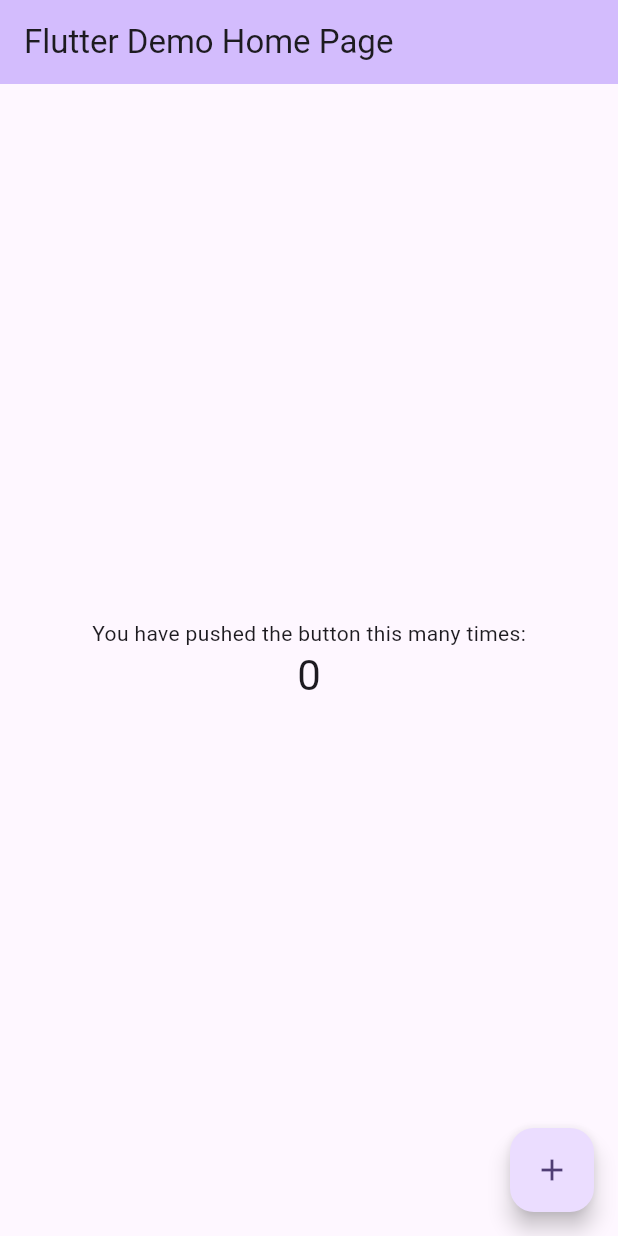
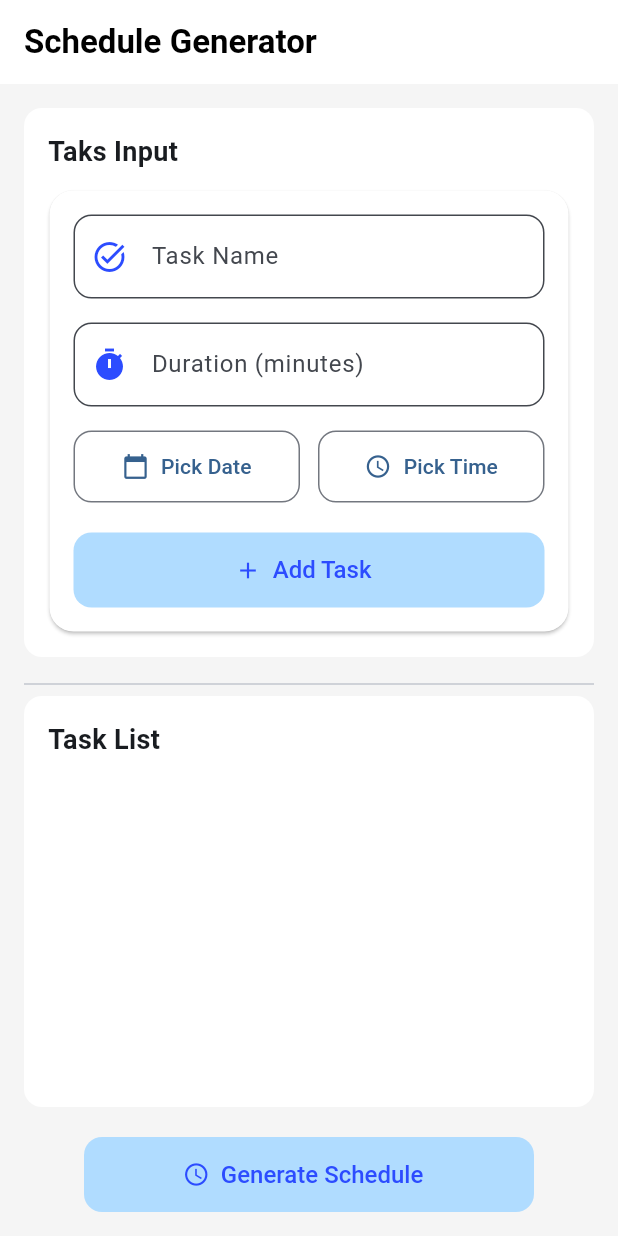
Before and after one commit to nayaaasss/Schedule-generator, a Flutter app: the screen it shows after launch, on a phone screen of 412 x 824 dp. Run offline on Flutter 3.47's test engine with Material 3 defaults, Android fonts, the phone set to English and light mode, and no system bars; our stand-ins replace flutter_dotenv, flutter_markdown.

Commit message:
make Logic for gemini and fixing UI Schedule generator

```diff
--- a/lib/main.dart
+++ b/lib/main.dart
@@ -1,122 +1,27 @@
 import 'package:flutter/material.dart';
+import 'package:flutter_dotenv/flutter_dotenv.dart';
+import 'package:intl/date_symbol_data_local.dart';
+import 'package:schedule_generator/ui/home_screen.dart';
 
-void main() {
-  runApp(const MyApp());
+Future <void> main() async {
+  await dotenv.load(fileName: ".env");
+  await initializeDateFormatting('id_ID', null);
+  runApp(ScheduleGeneratorApp());
 }
 
-class MyApp extends StatelessWidget {
-  const MyApp({super.key});
+class ScheduleGeneratorApp extends StatelessWidget {
+  const ScheduleGeneratorApp({super.key});
 
-  // This widget is the root of your application.
   @override
   Widget build(BuildContext context) {
     return MaterialApp(
-      title: 'Flutter Demo',
+      debugShowCheckedModeBanner: false,
+      title: 'Schedule Generator App',
       theme: ThemeData(
-        // This is the theme of your application.
-        //
-        // TRY THIS: Try running your application with "flutter run". You'll see
-        // the application has a purple toolbar. Then, without quitting the app,
-        // try changing the seedColor in the colorScheme below to Colors.green
-        // and then invoke "hot reload" (save your changes or press the "hot
-        // reload" button in a Flutter-supported IDE, or press "r" if you used
-        // the command line to start the app).
-        //
-        // Notice that the counter didn't reset back to zero; the application
-        // state is not lost during the reload. To reset the state, use hot
-        // restart instead.
-        //
-        // This works for code too, not just values: Most code changes can be
-        // tested with just a hot reload.
-        colorScheme: ColorScheme.fromSeed(seedColor: Colors.deepPurple),
+        colorScheme: ColorScheme.fromSeed(seedColor: Colors.blue),
+        useMaterial3: true,
       ),
-      home: const MyHomePage(title: 'Flutter Demo Home Page'),
+      home: HomeScreen()
     );
   }
 }
-
-class MyHomePage extends StatefulWidget {
-  const MyHomePage({super.key, required this.title});
-
-  // This widget is the home page of your application. It is stateful, meaning
-  // that it has a State object (defined below) that contains fields that affect
-  // how it looks.
-
-  // This class is the configuration for the state. It holds the values (in this
-  // case the title) provided by the parent (in this case the App widget) and
-  // used by the build method of the State. Fields in a Widget subclass are
-  // always marked "final".
-
-  final String title;
-
-  @override
-  State<MyHomePage> createState() => _MyHomePageState();
-}
-
-class _MyHomePageState extends State<MyHomePage> {
-  int _counter = 0;
-
-  void _incrementCounter() {
-    setState(() {
-      // This call to setState tells the Flutter framework that something has
-      // changed in this State, which causes it to rerun the build method below
-      // so that the display can reflect the updated values. If we changed
-      // _counter without calling setState(), then the build method would not be
-      // called again, and so nothing would appear to happen.
-      _counter++;
-    });
-  }
-
-  @override
-  Widget build(BuildContext context) {
-    // This method is rerun every time setState is called, for instance as done
-    // by the _incrementCounter method above.
-    //
-    // The Flutter framework has been optimized to make rerunning build methods
-    // fast, so that you can just rebuild anything that needs updating rather
-    // than having to individually change instances of widgets.
-    return Scaffold(
-      appBar: AppBar(
-        // TRY THIS: Try changing the color here to a specific color (to
-        // Colors.amber, perhaps?) and trigger a hot reload to see the AppBar
-        // change color while the other colors stay the same.
-        backgroundColor: Theme.of(context).colorScheme.inversePrimary,
-        // Here we take the value from the MyHomePage object that was created by
-        // the App.build method, and use it to set our appbar title.
-        title: Text(widget.title),
-      ),
-      body: Center(
-        // Center is a layout widget. It takes a single child and positions it
-        // in the middle of the parent.
-        child: Column(
-          // Column is also a layout widget. It takes a list of children and
-          // arranges them vertically. By default, it sizes itself to fit its
-          // children horizontally, and tries to be as tall as its parent.
-          //
-          // Column has various properties to control how it sizes itself and
-          // how it positions its children. Here we use mainAxisAlignment to
-          // center the children vertically; the main axis here is the vertical
-          // axis because Columns are vertical (the cross axis would be
-          // horizontal).
-          //
-          // TRY THIS: Invoke "debug painting" (choose the "Toggle Debug Paint"
-          // action in the IDE, or press "p" in the console), to see the
-          // wireframe for each widget.
-          mainAxisAlignment: MainAxisAlignment.center,
-          children: <Widget>[
-            const Text('You have pushed the button this many times:'),
-            Text(
-              '$_counter',
-              style: Theme.of(context).textTheme.headlineMedium,
-            ),
-          ],
-        ),
-      ),
-      floatingActionButton: FloatingActionButton(
-        onPressed: _incrementCounter,
-        tooltip: 'Increment',
-        child: const Icon(Icons.add),
-      ), // This trailing comma makes auto-formatting nicer for build methods.
-    );
-  }
-}
--- /dev/null
+++ b/lib/models/task.dart
@@ -0,0 +1,25 @@
+/*
+file yang berbeda di dalam folder model..
+biasa disebut data class
+
+biasanya, data class dipresentasikan dengan bundling
+dengan mengimport libary parcelize =  miliknya android Native
+
+nah disini kita mengisi data" yang akan di olah.
+TODO: jika kalian mau menambahkan image disini maka buat variable bru
+*/
+
+class Task {
+  final String name;
+  final int duration;
+  final DateTime deadline;
+
+  Task({required this.name, required this.duration, required this.deadline});
+
+  //untuk membuat suatu turuanan dri object
+  //salah satu contohnya adalah adanya function di dalam function
+  @override
+  String toString() {
+    return "Task{name: $name, duration: $duration, deadline: $deadline}";
+  }
+}
--- /dev/null
+++ b/lib/services/gemini_services.dart
@@ -0,0 +1,129 @@
+import 'dart:convert';
+
+import 'package:flutter_dotenv/flutter_dotenv.dart';
+import 'package:http/http.dart' as http;
+import 'package:intl/date_symbol_data_local.dart';
+import 'package:intl/intl.dart';
+import 'package:schedule_generator/models/task.dart';
+
+class GeminiServices {
+  /*base url itu sama kecuali url API nya yang ada di .ENV
+  untuk gerbang komunikasi awal antara
+  client ---> si kode project atau aplikais yang telah di deploy
+  dan
+  server ---> si Gemini APi
+  */
+  static const String _baseUrl = "https://generativelanguage.googleapis.com/v1beta/models/gemini-2.0-flash:generateContent";
+
+  final String apiKey;
+
+  // ini adalah sebuah ternary operator untuk memastikan
+  // apakah nilai dari API KEY tersedia atau kosng
+  GeminiServices() : apiKey = dotenv.env["GEMINI_API_KEY"] ?? "" { //sebelum titik dua itu adalah kondisi dan jika true maka ambil gemini_api_key
+    if (apiKey.isEmpty) {
+      throw ArgumentError("Please input your API KEY");
+    }
+  }
+
+  // Logika untuk generating result dari input/prompt yang di berikan
+  // yang akan di otomasi oleh AI API
+  Future<String> generateSchedule(List<Task> tasks) async {
+    //jika static maka di tandai _ (underscore) di depannya
+    _validateTasks(tasks);
+    //variable yang digunakan untuk menampung prompt request yang akan di eksekusi oleh AI
+    final prompt = _buildPrompt(tasks);
+
+    //blok try ini sebagai percobaan pengiriman request ke AI
+    try {
+      print("Prompt: \n$prompt");
+
+      //variable yang digunakan untuk menampung respon dri request ke API AI
+      //ketika cocok dia akan melempar respon yang di inginkan
+      final response = await http.post(
+        //ini adalah starting (awal mula) point untuk penggunaan endpoint dari APi dengan menggunakan Uri.parse
+        //Uri.parse si url
+        Uri.parse("$_baseUrl?key=$apiKey"),
+        //
+        headers: {
+          "Content-Type": "application/json"
+        },
+        //maksud dri endcode adalah masih ngajak dan kita mau nuangin lebih rapih agar bisa menerima dri AI
+        //ini yang awalnya tidak rapih
+        body: jsonEncode({
+          "contents": [
+            {
+            //role disini maksudnya adalah seseorang yang memberikan instruksi kpd AI melalui prompt
+            "role": "user",
+            "parts": [
+              {"text": prompt}
+            ]
+          }
+        ],
+        })
+      );
+      //umpan balik jika promptnya oke
+      //code ini juga berkaitan dengan code yang ada di postman seperti 200, 400 dll
+      return _handleResponse(response);
+      //jika tidak ada respons dan gagal
+    } catch (e) {
+      throw ArgumentError("Failed to generate schedule: $e");
+    }
+  }
+
+  //ini adalah fungsi yang digunakan untuk menghandle respon dari API AI
+  String _handleResponse(http.Response response) {
+    final data = jsonDecode(response.body);
+    /*
+    swicth case ini adalah ekspresi yang akan di cek yang di cek adalah status code dri http
+    ini juga salah satu cabang dari perkondisian yang berisi statement general yang dapat di eksekusi
+    oleh berbagai macam action (case) tanpa harus bergantung pada single-statement yang dimiliki oleh setiap
+    action yg ada pada parameter case.
+
+    ini di wajibkan untuk implement jika kalian mengambil dri APi
+    */
+    switch (response.statusCode) { //code yg berwarna biru itu namanya statement general bisa di ekskusi jd dia puny mutiple case yg penting dia punay kembalian
+      case 200:
+        return data["candidates"][0]["content"]["parts"][0]["text"];
+      case 404:
+        throw ArgumentError("Server not found");
+      case 500:
+        throw ArgumentError("Internal server error");
+      default:
+        throw ArgumentError("Unknown Error: ${response.statusCode}");
+    }
+  }
+
+  String _buildPrompt(List<Task> tasks) {
+    //berfungsi untuk men setting format tanggal dan waktu lokal (indonesia)
+    initializeDateFormatting();
+    final dateFormatter = DateFormat("dd mm yyyy 'pukul' hh:mm, 'id_ID' ");
+
+    final taskList = tasks.map((task) {
+      final formatDeadline = dateFormatter.format(task.deadline);
+
+      return "- ${task.name} (Duration: ${task.duration} minutes, Deadline: $formatDeadline)";
+      //TODO: panggil semua variable yang akan di proses oleh ai
+    });
+
+    /*
+    menggunakan framework R-T-A (Roles-Task_action) untuk prmpting
+    */
+    //ini untuk menggunakan mutiple line text ini namanya tripel apostrop jdi tidak perlu memakai \n
+    return '''
+    Saya adalah seorang siswa, dan saya memiliki daftar sebagai berikut:
+    $taskList
+    Tolong susun jadwal yang optimal dan efisien berdasarkan daftar tugas tersebut .
+    Tolong tentukan prioritasnya berdasarkan *Deadline yang paling dekat* dan *durasi tugas*
+    Tolong buat jadwal yang sistematis dari pagi hari, sampai malam hari.
+    Tolong pastikan semua tugas dapat selesai sebelum deadline.
+
+    Tolong buatkan ouput jadwal dalam format list per jam, misalnya:
+    - 07:00 - 08.00 : Melaksanakan piket kamar
+    ''';
+  }
+
+  void _validateTasks(List<Task> tasks) {
+    //ini merupakan bentuk dari single statement dari if-else condition
+    if (tasks.isEmpty) throw ArgumentError("Please input your task before generating");
+  }
+}
--- /dev/null
+++ b/lib/ui/home_components/generate_button.dart
@@ -0,0 +1,36 @@
+import 'package:flutter/material.dart';
+
+class GenerateButton extends StatelessWidget {
+  final bool isLoading;
+  final VoidCallback onPressed;
+  const GenerateButton({
+    super.key,
+    required this.isLoading,
+    required this.onPressed,
+  });
+
+  @override
+  Widget build(BuildContext context) {
+    return isLoading
+        ? CircularProgressIndicator()
+        : FilledButton.icon(
+          onPressed: onPressed,
+          icon: Icon(Icons.schedule, color: Color.fromARGB(255, 44, 76, 255)),
+          label: Text(
+            "Generate Schedule",
+            style: TextStyle(
+              color: Color.fromARGB(255, 44, 76, 255),
+              fontWeight: FontWeight.w500,
+            ),
+          ),
+          style: FilledButton.styleFrom(
+            backgroundColor: Color.fromARGB(255, 176, 220, 255),
+            minimumSize: Size(300, 50),
+            shape: RoundedRectangleBorder(
+              borderRadius: BorderRadius.circular(12),
+            ),
+            textStyle: TextStyle(fontSize: 16),
+          ),
+        );
+  }
+}
--- /dev/null
+++ b/lib/ui/home_components/task_input.dart
@@ -0,0 +1,147 @@
+import 'package:flutter/material.dart';
+import 'package:schedule_generator/models/task.dart';
+
+class TaskInputSection extends StatefulWidget {
+  final void Function(Task) onTaskAdded;
+
+  const TaskInputSection({super.key, required this.onTaskAdded});
+
+  @override
+  State<TaskInputSection> createState() => _TaskInputSectionState();
+}
+
+class _TaskInputSectionState extends State<TaskInputSection> {
+  final taskController = TextEditingController();
+  final durationController = TextEditingController();
+  DateTime? selectedDate;
+  TimeOfDay? selectedTime;
+
+  void _addTask() {
+    if (taskController.text.isEmpty ||
+        durationController.text.isEmpty ||
+        selectedDate == null ||
+        selectedTime == null) return;
+
+    final deadline = DateTime(
+      selectedDate!.year,
+      selectedDate!.month,
+      selectedDate!.day,
+      selectedTime!.hour,
+      selectedTime!.minute,
+    );
+
+    widget.onTaskAdded(Task(
+      name: taskController.text,
+      duration: int.tryParse(durationController.text) ?? 0,
+      deadline: deadline,
+    ));
+
+    taskController.clear();
+    durationController.clear();
+    setState(() {
+      selectedDate = null;
+      selectedTime = null;
+    });
+  }
+
+  void _pickDate() async {
+    final date = await showDatePicker(
+      context: context,
+      initialDate: DateTime.now(),
+      firstDate: DateTime.now(),
+      lastDate: DateTime(2030),
+    );
+    if (date != null) setState(() => selectedDate = date);
+  }
+
+  void _pickTime() async {
+    final time = await showTimePicker(
+      context: context,
+      initialTime: TimeOfDay.now(),
+    );
+    if (time != null) setState(() => selectedTime = time);
+  }
+
+  @override
+  Widget build(BuildContext context) {
+    return Card(
+      color: Colors.white,
+      elevation: 1,
+      margin: const EdgeInsets.all(1),
+      shape: RoundedRectangleBorder(borderRadius: BorderRadius.circular(16)),
+      child: Padding(
+        padding: const EdgeInsets.all(16),
+        child: Column(
+          children: [
+            TextField(
+              controller: taskController,
+              decoration: InputDecoration(
+                fillColor: Colors.white,
+                labelText: 'Task Name',
+                prefixIcon: Icon(Icons.task_alt,color: const Color.fromARGB(255, 44, 76, 255)),
+                filled: true,
+                border: OutlineInputBorder(borderRadius: BorderRadius.circular(12)),
+              ),
+            ),
+            SizedBox(height: 16),
+            TextField(
+              controller: durationController,
+              keyboardType: TextInputType.number,
+              decoration: InputDecoration(
+                fillColor: Colors.white,
+                labelText: "Duration (minutes)",
+                prefixIcon: Icon(Icons.timer, color: const Color.fromARGB(255, 44, 76, 255)),
+                filled: true,
+                border: OutlineInputBorder(borderRadius: BorderRadius.circular(12)),
+              ),
+            ),
+            SizedBox(height: 16),
+            Row(
+              children: [
+                Expanded(
+                  child: OutlinedButton.icon(
+                    onPressed: _pickDate,
+                    icon: Icon(Icons.calendar_today),
+                    label: Text(selectedDate == null
+                        ? "Pick Date"
+                        : "${selectedDate!.toLocal()}".split(' ')[0]),
+                    style: OutlinedButton.styleFrom(
+                      padding: EdgeInsets.symmetric(vertical: 14),
+                      shape: RoundedRectangleBorder(borderRadius: BorderRadius.circular(12)),
+                    ),
+                  ),
+                ),
+                SizedBox(width: 12),
+                Expanded(
+                  child: OutlinedButton.icon(
+                    onPressed: _pickTime,
+                    icon: Icon(Icons.access_time),
+                    label: Text(selectedTime == null
+                        ? "Pick Time"
+                        : selectedTime!.format(context)),
+                    style: OutlinedButton.styleFrom(
+                      padding: EdgeInsets.symmetric(vertical: 14),
+                      shape: RoundedRectangleBorder(borderRadius: BorderRadius.circular(12)),
+                    ),
+                  ),
+                ),
+              ],
+            ),
+            SizedBox(height: 20),
+            FilledButton.icon(
+              onPressed: _addTask,
+              icon: Icon(Icons.add, color: const Color.fromARGB(255, 44, 76, 255)),
+              label: Text("Add Task", style: TextStyle(color: const Color.fromARGB(255, 44, 76, 255), fontWeight: FontWeight.w500),),
+              style: FilledButton.styleFrom(
+                backgroundColor: const Color.fromARGB(255, 176, 220, 255),
+                minimumSize: Size(double.infinity, 50),
+                shape: RoundedRectangleBorder(borderRadius: BorderRadius.circular(12)),
+                textStyle: TextStyle(fontSize: 16),
+              ),
+            ),
+          ],
+        ),
+      ),
+    );
+  }
+}
--- /dev/null
+++ b/lib/ui/home_components/task_list.dart
@@ -0,0 +1,50 @@
+import 'package:flutter/material.dart';
+import 'package:schedule_generator/models/task.dart';
+
+class TaskList extends StatelessWidget {
+  final List<Task> tasks;
+  final void Function(int) onRemove;
+
+  const TaskList({super.key, required this.tasks, required this.onRemove});
+
+  @override
+  Widget build(BuildContext context) {
+    return ListView.builder(
+      itemCount: tasks.length,
+      padding: const EdgeInsets.all(8),
+      itemBuilder: (_, i) => Card(
+        color: Colors.white,
+        elevation: 2,
+        margin: const EdgeInsets.symmetric(vertical: 8, horizontal: 4),
+        shape: RoundedRectangleBorder(
+          borderRadius: BorderRadius.circular(16),
+        ),
+        child: ListTile(
+          contentPadding: const EdgeInsets.symmetric(horizontal: 16, vertical: 8),
+          title: Text(
+            tasks[i].name,
+            style: const TextStyle(
+              fontWeight: FontWeight.w600,
+              fontSize: 16,
+              color: Colors.black87,
+            ),
+          ),
+          subtitle: Padding(
+            padding: const EdgeInsets.only(top: 8),
+            child: Text(
+              "Duration: ${tasks[i].duration} min\nDeadline: ${tasks[i].deadline.toLocal().toString().split('.')[0]}",
+              style: const TextStyle(
+                fontSize: 14,
+                color: Colors.black54,
+              ),
+            ),
+          ),
+          trailing: IconButton(
+            icon: const Icon(Icons.delete, color: Colors.red),
+            onPressed: () => onRemove(i),
+          ),
+        ),
+      ),
+    );
+  }
+}
--- /dev/null
+++ b/lib/ui/home_screen.dart
@@ -0,0 +1,146 @@
+import 'package:flutter/material.dart';
+import 'package:schedule_generator/models/task.dart';
+import 'package:schedule_generator/services/gemini_services.dart';
+import 'package:schedule_generator/ui/home_components/generate_button.dart';
+import 'package:schedule_generator/ui/home_components/result_screen.dart';
+import 'package:schedule_generator/ui/home_components/task_input.dart';
+import 'package:schedule_generator/ui/home_components/task_list.dart';
+
+class HomeScreen extends StatefulWidget {
+  const HomeScreen({super.key});
+
+  @override
+  State<HomeScreen> createState() => _HomeScreenState();
+}
+
+class _HomeScreenState extends State<HomeScreen> {
+  final List<Task> tasks = [];
+  final GeminiServices geminiService = GeminiServices();
+  bool isLoading = false;
+  String? generatedResult;
+
+  // code handling unutk action penambahan/peng inputan task
+  void addTask(Task task) {
+    setState(() => tasks.add(task));
+  }
+
+  // code handling untuk action penghapusan task yg sudah di input
+  void removeTask(int index) {
+    setState(() => tasks.removeAt(index));
+  }
+
+  // untuk melakukan generate schedule berdasarkan input user
+  Future<void> generateSchedule() async {
+    setState(() => isLoading = true);
+    try {
+      final result = await geminiService.generateSchedule(tasks);
+      generatedResult = result;
+      if (context.mounted) _showSucessDialig();
+    } catch (e) {
+      // mounted ferif kalau ini beneran dari user yg controll
+      if (context.mounted) {
+        ScaffoldMessenger.of(
+          context,
+        ).showSnackBar(SnackBar(content: Text("Falied to generate: $e")));
+      }
+    }
+    setState(() => isLoading = false);
+  }
+
+  void _showSucessDialig() {
+    showDialog(
+      context: context,
+      builder:
+          (_) => AlertDialog(
+            title: Text("Congrats!"),
+            content: Text("Shedule generated sucessfully."),
+            actions: [
+              TextButton(
+                onPressed: () {
+                  Navigator.push(
+                    context,
+                    MaterialPageRoute(
+                      builder:
+                          (_) => ResultScreen(
+                            result:
+                                generatedResult ??
+                                "There is no result, Please try to geenrate another tasl",
+                          ),
+                    ),
+                  );
+                },
+                child: Text("View Result"),
+              ),
+            ],
+          ),
+    );
+  }
+
+  @override
+  Widget build(BuildContext context) {
+    final sectionColor = Colors.white;
+    final sectionTitleStyle = TextStyle(
+      fontSize: 18,
+      fontWeight: FontWeight.bold,
+    );
+
+    return Scaffold(
+      backgroundColor: Colors.grey.shade100,
+      appBar: AppBar(
+        title: Text(
+          "Schedule Generator",
+          style: TextStyle(fontWeight: FontWeight.bold),
+        ),
+        backgroundColor: Colors.white,
+        foregroundColor: Colors.black,
+        elevation: 0,
+        surfaceTintColor: Colors.transparent,
+      ),
+      body: Padding(
+        padding: EdgeInsets.all(16),
+        child: Column(
+          children: [
+            Container(
+              padding: EdgeInsets.all(16),
+              decoration: BoxDecoration(
+                color: sectionColor,
+                borderRadius: BorderRadius.circular(12),
+              ),
+              child: Column(
+                crossAxisAlignment: CrossAxisAlignment.start,
+                children: [
+                  Text("Taks Input", style: sectionTitleStyle),
+                  SizedBox(height: 12),
+                  TaskInputSection(onTaskAdded: addTask),
+                ],
+              ),
+            ),
+            SizedBox(height: 10),
+            Divider(),
+            Expanded(
+              child: Container(
+                padding: EdgeInsets.all(16),
+                decoration: BoxDecoration(
+                  color: sectionColor,
+                  borderRadius: BorderRadius.circular(12),
+                ),
+                child: Column(
+                  crossAxisAlignment: CrossAxisAlignment.start,
+                  children: [
+                    Text("Task List", style: sectionTitleStyle),
+                    SizedBox(height: 12),
+                    Expanded(
+                      child: TaskList(tasks: tasks, onRemove: removeTask),
+                    ),
+                  ],
+                ),
+              ),
+            ),
+            SizedBox(height: 20),
+            GenerateButton(isLoading: isLoading, onPressed: generateSchedule),
+          ],
+        ),
+      ),
+    );
+  }
+}
```
Also changed, not shown: lib/ui/home_components/result_screen.dart (added, +73 -0 lines), pubspec.yaml (+6 -2 lines), pubspec.lock, 2 other files.
